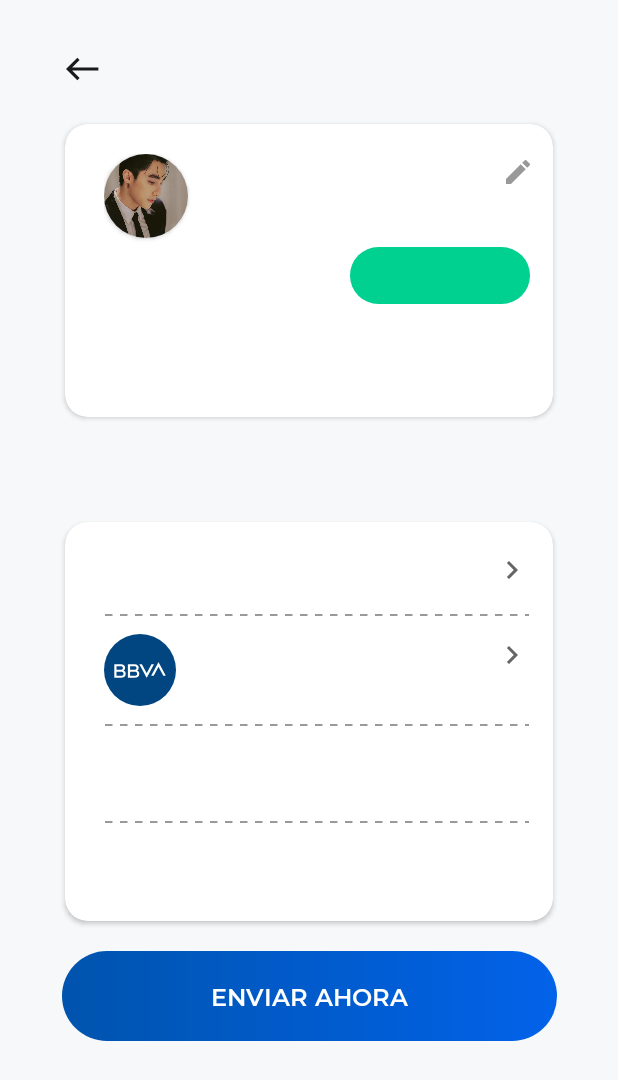
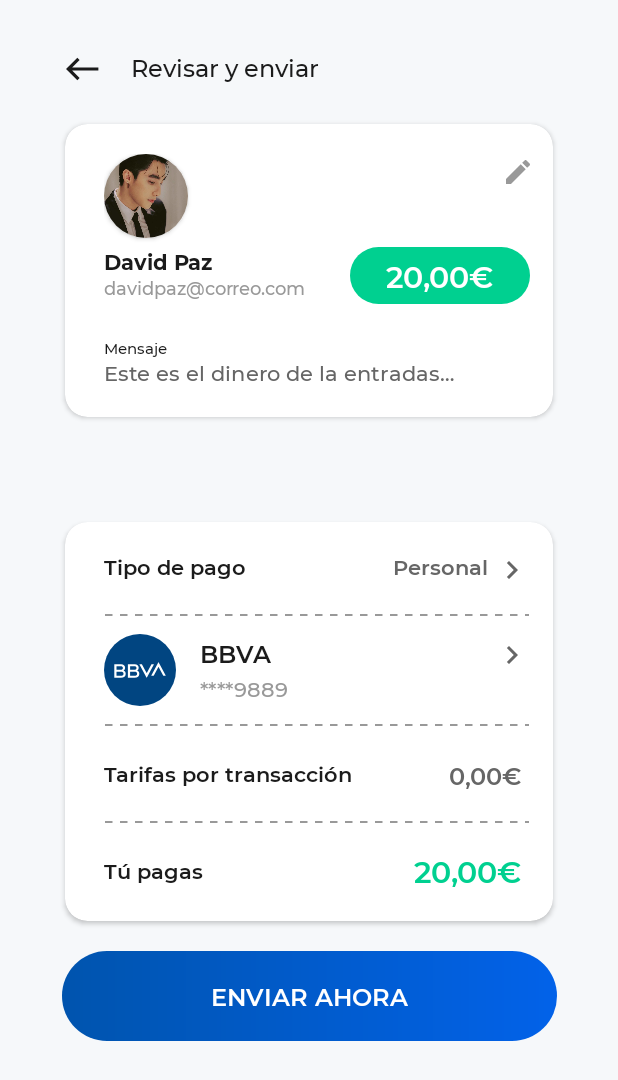
Before and after one commit to thanhdatt31/Kotlin03, an Android app: the PayActivity screen opened directly, with no data from a screen before it, on a phone screen of 412 x 824 dp. Shown: the top 1080 px of the screen. Run offline under Robolectric (Android 15) with nearby library versions, the phone set to English and light mode, and no system bars.

Commit message:
fix text

```diff
--- a/app/src/main/res/layout/activity_pay.xml
+++ b/app/src/main/res/layout/activity_pay.xml
@@ -40,7 +40,7 @@
         android:textStyle="normal"
         android:textSize="16sp"
         android:textColor="#1b1b1b"
-        tools:text="Revisar y enviar "
+        android:text="Revisar y enviar "
         />
 
     <androidx.cardview.widget.CardView
@@ -96,7 +96,7 @@
                 android:textStyle="bold"
                 app:layout_constraintLeft_toLeftOf="@id/img_avatar_2"
                 app:layout_constraintTop_toBottomOf="@id/img_avatar_2"
-                tools:text="David Paz " />
+                android:text="David Paz " />
 
 
             <TextView
@@ -109,7 +109,7 @@
                 android:textStyle="normal"
                 app:layout_constraintLeft_toLeftOf="@id/tv_name"
                 app:layout_constraintTop_toBottomOf="@id/tv_name"
-                tools:text="davidpaz@correo.com " />
+                android:text="davidpaz@correo.com " />
 
 
             <ImageView
@@ -132,7 +132,7 @@
                 app:layout_constraintLeft_toLeftOf="@id/btn_green"
                 app:layout_constraintRight_toRightOf="@id/btn_green"
                 app:layout_constraintTop_toTopOf="@id/btn_green"
-                tools:text="20,00€" />
+                android:text="20,00€" />
 
             <TextView
                 android:id="@+id/tv_message"
@@ -145,7 +145,7 @@
                 android:textStyle="normal"
                 app:layout_constraintLeft_toLeftOf="@id/tv_name"
                 app:layout_constraintTop_toBottomOf="@id/tv_email"
-                tools:text="Mensaje" />
+                android:text="Mensaje" />
 
             <TextView
                 android:layout_width="wrap_content"
@@ -156,7 +156,7 @@
                 android:textStyle="normal"
                 app:layout_constraintLeft_toLeftOf="@id/tv_name"
                 app:layout_constraintTop_toBottomOf="@id/tv_message"
-                tools:text="Este es el dinero de la entradas…" />
+                android:text="Este es el dinero de la entradas…" />
 
 
         </androidx.constraintlayout.widget.ConstraintLayout>
@@ -190,7 +190,7 @@
                 android:textStyle="normal"
                 app:layout_constraintLeft_toLeftOf="parent"
                 app:layout_constraintTop_toTopOf="parent"
-                tools:text="Tipo de pago " />
+                android:text="Tipo de pago " />
 
             <ImageView
                 android:id="@+id/img_arrow_right"
@@ -209,7 +209,7 @@
                 android:textStyle="normal"
                 app:layout_constraintRight_toLeftOf="@id/img_arrow_right"
                 app:layout_constraintTop_toTopOf="parent"
-                tools:text="Personal " />
+                android:text="Personal " />
 
             <ImageView
                 android:id="@+id/dotted"
@@ -244,7 +244,7 @@
                 app:layout_constraintBottom_toTopOf="@id/tv_card_number"
                 app:layout_constraintLeft_toRightOf="@id/img_bitmap"
                 app:layout_constraintTop_toTopOf="@id/img_bitmap"
-                tools:text="BBVA" />
+                android:text="BBVA" />
 
             <TextView
                 android:id="@+id/tv_card_number"
@@ -257,7 +257,7 @@
                 app:layout_constraintBottom_toBottomOf="@id/img_bitmap"
                 app:layout_constraintLeft_toLeftOf="@id/tv_BBVA"
                 app:layout_constraintTop_toBottomOf="@+id/tv_BBVA"
-                tools:text="****9889" />
+                android:text="****9889" />
 
             <ImageView
                 android:id="@+id/img_arrow_right_2"
@@ -290,7 +290,7 @@
                 android:textStyle="normal"
                 app:layout_constraintLeft_toLeftOf="parent"
                 app:layout_constraintTop_toBottomOf="@id/dotted_2"
-                tools:text="Tarifas por transacción " />
+                android:text="Tarifas por transacción " />
 
             <TextView
                 android:layout_width="wrap_content"
@@ -301,7 +301,7 @@
                 android:textStyle="normal"
                 app:layout_constraintRight_toRightOf="parent"
                 app:layout_constraintTop_toTopOf="@id/tv_tarifas"
-                tools:text="0,00€ " />
+                android:text="0,00€ " />
 
             <ImageView
                 android:id="@+id/dotted_3"
@@ -326,7 +326,7 @@
                 android:textStyle="normal"
                 app:layout_constraintLeft_toLeftOf="parent"
                 app:layout_constraintTop_toBottomOf="@id/dotted_3"
-                tools:text="Tú pagas" />
+                android:text="Tú pagas" />
 
             <TextView
                 android:layout_width="wrap_content"
@@ -338,7 +338,7 @@
                 app:layout_constraintBottom_toBottomOf="@id/tv_pagas"
                 app:layout_constraintRight_toRightOf="parent"
                 app:layout_constraintTop_toTopOf="@id/tv_pagas"
-                tools:text="20,00€ " />
+                android:text="20,00€ " />
         </androidx.constraintlayout.widget.ConstraintLayout>
     </androidx.cardview.widget.CardView>
 
```
Also changed, not shown: app/src/main/res/layout/activity_card.xml (+9 -9 lines).
